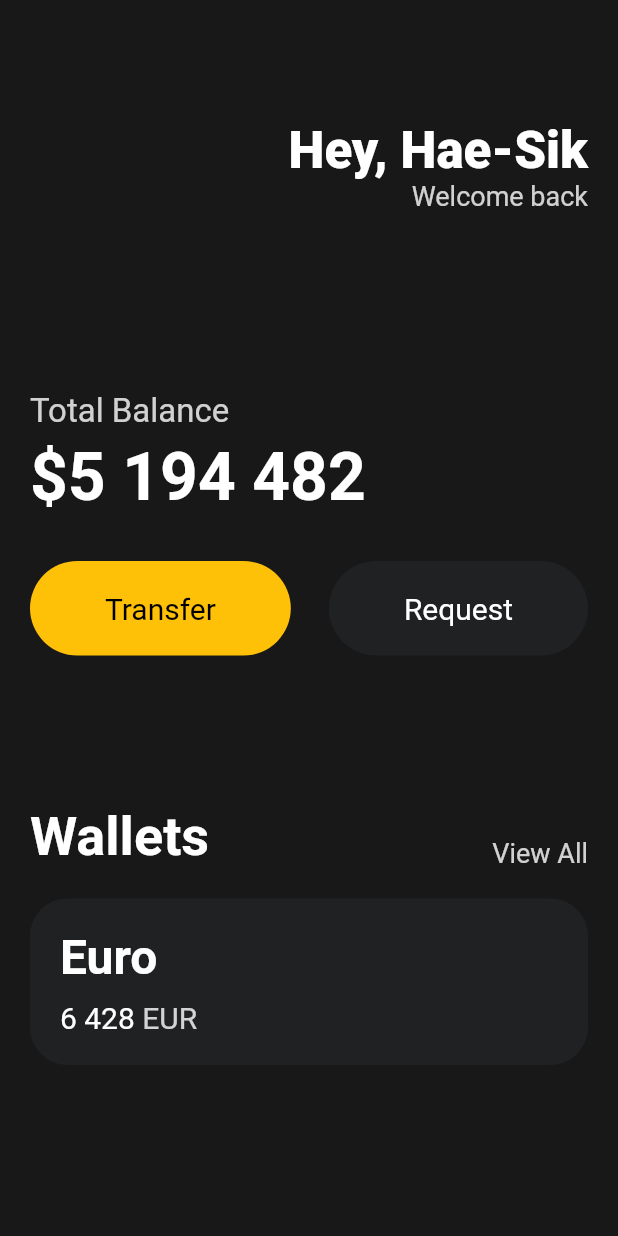
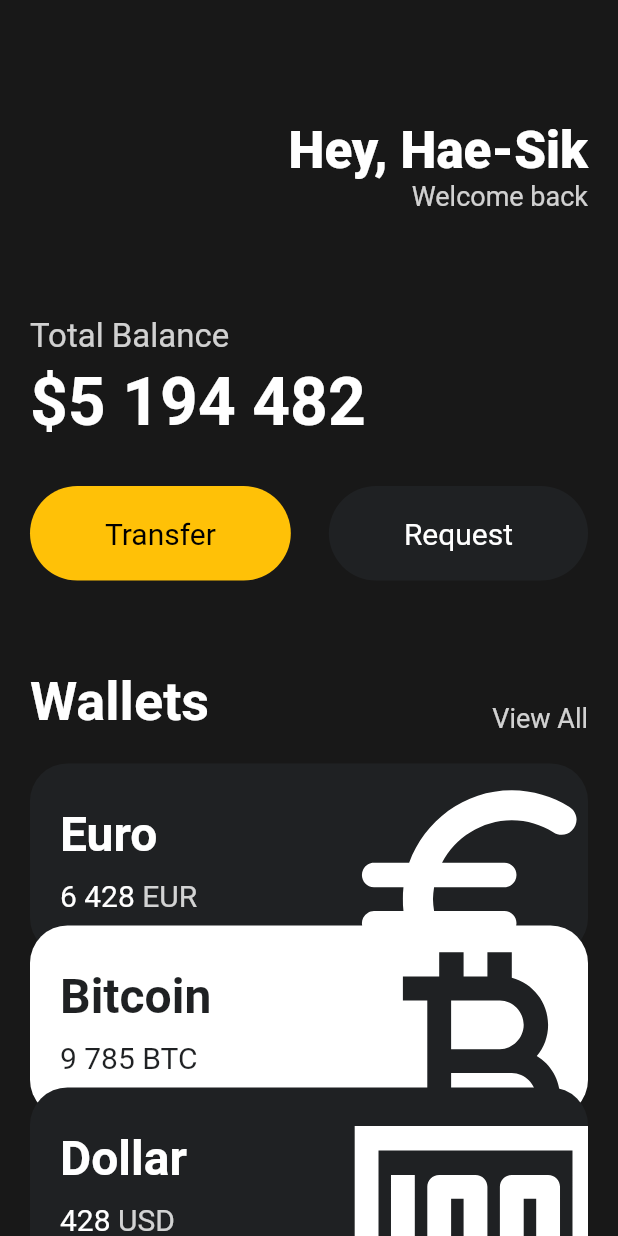
Before and after one commit to gotlr98/flutter_study, a Flutter app: the screen it shows after launch, on a phone screen of 412 x 824 dp. Run offline on Flutter 3.47's test engine with Material 2 defaults, Android fonts, the light colour scheme and no system bars.

Commit message:
feat: complete exchange screen

```diff
--- a/toonflix/lib/main.dart
+++ b/toonflix/lib/main.dart
@@ -1,5 +1,6 @@
 import 'package:flutter/material.dart';
 import 'package:toonflix/widgets/button.dart';
+import 'package:toonflix/widgets/currency_card.dart';
 
 void main() {
   runApp(const App());
@@ -13,7 +14,8 @@
     return MaterialApp(
       home: Scaffold(
         backgroundColor: const Color(0xFF181818),
-        body: Padding(
+        body: SingleChildScrollView(
+          child: Padding(
               padding: const EdgeInsets.symmetric(horizontal: 20),
               child: Column(
                 crossAxisAlignment: CrossAxisAlignment.start,
@@ -45,7 +47,7 @@
                     ],
                   ),
                   const SizedBox(
-                  height: 120,
+                    height: 70,
                   ),
                   Text(
                     'Total Balance',
@@ -80,7 +82,7 @@
                     ],
                   ),
                   const SizedBox(
-                  height: 100,
+                    height: 60,
                   ),
                   Row(
                     crossAxisAlignment: CrossAxisAlignment.end,
@@ -102,59 +104,37 @@
                   const SizedBox(
                     height: 20,
                   ),
-                Container(
-                  decoration: BoxDecoration(
-                    color: const Color(0xFF1F2123),
-                    borderRadius: BorderRadius.circular(25),
+                  const CurrencyCard(
+                    name: 'Euro',
+                    code: 'EUR',
+                    amount: '6 428',
+                    icon: Icons.euro_rounded,
+                    isInverted: false,
                   ),
-                  child: Padding(
-                    padding: const EdgeInsets.all(20),
-                    child: Row(
-                      children: [
-                        Column(
-                          crossAxisAlignment: CrossAxisAlignment.start,
-                          children: [
-                            const Text(
-                              'Euro',
-                              style: TextStyle(
-                                color: Colors.white,
-                                fontSize: 32,
-                                fontWeight: FontWeight.w600,
+                  Transform.translate(
+                    offset: const Offset(0, -20),
+                    child: const CurrencyCard(
+                      name: 'Bitcoin',
+                      code: 'BTC',
+                      amount: '9 785',
+                      icon: Icons.currency_bitcoin,
+                      isInverted: true,
                     ),
                   ),
-                            const SizedBox(
-                              height: 10,
-                            ),
-                            Row(
-                              children: [
-                                const Text(
-                                  '6 428',
-                                  style: TextStyle(
-                                    color: Colors.white,
-                                    fontSize: 20,
-                                  ),
-                                ),
-                                const SizedBox(
-                                  width: 5,
-                                ),
-                                Text(
-                                  'EUR',
-                                  style: TextStyle(
-                                    color: Colors.white.withOpacity(0.8),
-                                    fontSize: 20,
-                                  ),
-                                ),
-                              ],
-                            ),
-                          ],
-                        ),
-                      ],
-                    ),
+                  Transform.translate(
+                    offset: const Offset(0, -40),
+                    child: const CurrencyCard(
+                      name: 'Dollar',
+                      code: 'USD',
+                      amount: '428',
+                      icon: Icons.money,
+                      isInverted: false,
                     ),
                   ),
                 ],
               )),
         ),
+      ),
     );
   }
 }
--- /dev/null
+++ b/toonflix/lib/widgets/currency_card.dart
@@ -0,0 +1,86 @@
+import 'package:flutter/material.dart';
+
+class CurrencyCard extends StatelessWidget {
+  final String name, code, amount;
+  final IconData icon;
+  final bool isInverted;
+
+  final blackColor = const Color(0xFF1F2123);
+
+  const CurrencyCard(
+      {super.key,
+      required this.name,
+      required this.code,
+      required this.amount,
+      required this.icon,
+      required this.isInverted});
+
+  @override
+  Widget build(BuildContext context) {
+    return Container(
+      clipBehavior: Clip.hardEdge,
+      decoration: BoxDecoration(
+        color: isInverted ? Colors.white : const Color(0xFF1F2123),
+        borderRadius: BorderRadius.circular(25),
+      ),
+      child: Padding(
+        padding: const EdgeInsets.all(20),
+        child: Row(
+          mainAxisAlignment: MainAxisAlignment.spaceBetween,
+          children: [
+            Column(
+              crossAxisAlignment: CrossAxisAlignment.start,
+              children: [
+                Text(
+                  name,
+                  style: TextStyle(
+                    color: isInverted ? blackColor : Colors.white,
+                    fontSize: 32,
+                    fontWeight: FontWeight.w600,
+                  ),
+                ),
+                const SizedBox(
+                  height: 10,
+                ),
+                Row(
+                  children: [
+                    Text(
+                      amount,
+                      style: TextStyle(
+                        color: isInverted ? blackColor : Colors.white,
+                        fontSize: 20,
+                      ),
+                    ),
+                    const SizedBox(
+                      width: 5,
+                    ),
+                    Text(
+                      code,
+                      style: TextStyle(
+                        color: isInverted
+                            ? blackColor
+                            : Colors.white.withOpacity(0.8),
+                        fontSize: 20,
+                      ),
+                    ),
+                  ],
+                ),
+              ],
+            ),
+            Transform.scale(
+              scale: 2.2,
+              child: Transform.translate(
+                offset: const Offset(-5, 12),
+                child: Icon(
+                  icon,
+                  color: isInverted ? blackColor : Colors.white,
+                  size: 88,
+                ),
+              ),
+            )
+          ],
+        ),
+      ),
+    );
+  }
+}
```
Lines whose indentation alone changed are shown as unchanged.
